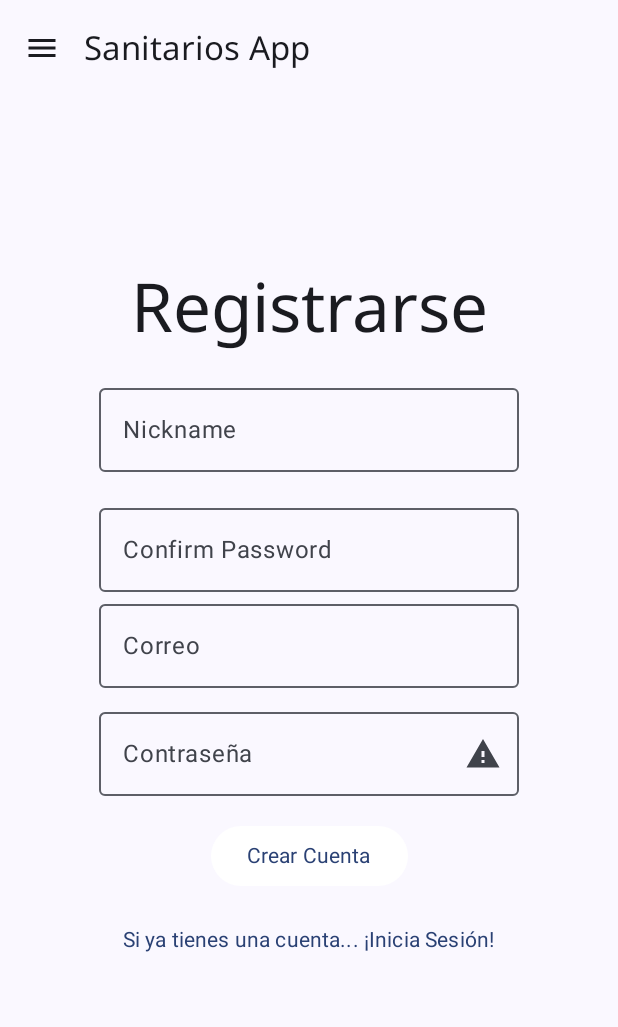
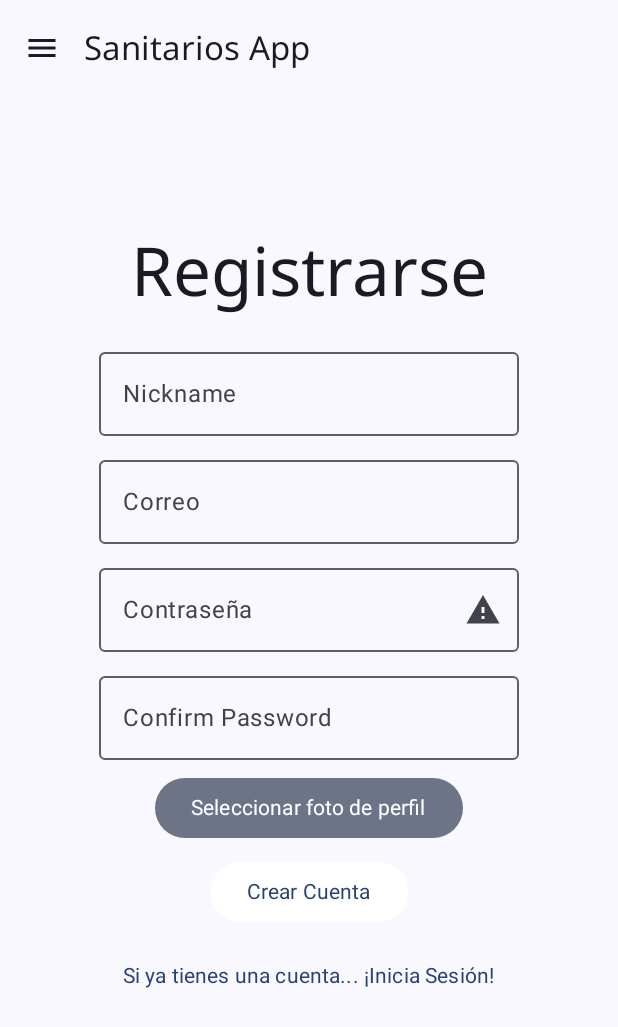
Before and after one commit to jorgeesg26/TFGPacoSalgueroMovil, an Android app built with Jetpack Compose: the screen it shows after launch (MainActivity), after a tap on "Si no tienes una cuenta... ¡Regístrate!", on a phone screen of 412 x 824 dp. Shown: the top 1027 px of the screen. Run offline under Robolectric (Android 15) with nearby library versions, the phone set to English and light mode, and no system bars; Roboto replaces fonts that are not available here.

Commit message:
registro funcional tambien

```diff
--- a/TFG_Movil/app/src/main/java/com/example/tfg_movil/views/Register.kt
+++ b/TFG_Movil/app/src/main/java/com/example/tfg_movil/views/Register.kt
@@ -1,37 +1,23 @@
 package com.example.tfg_movil.views
 
+import android.net.Uri
 import android.widget.Toast
-import androidx.compose.foundation.layout.Arrangement
-import androidx.compose.foundation.layout.Column
-import androidx.compose.foundation.layout.Spacer
-import androidx.compose.foundation.layout.fillMaxSize
-import androidx.compose.foundation.layout.height
+import androidx.activity.compose.rememberLauncherForActivityResult
+import androidx.activity.result.contract.ActivityResultContracts
+import androidx.compose.foundation.layout.*
 import androidx.compose.material.icons.Icons
 import androidx.compose.material.icons.filled.Lock
 import androidx.compose.material.icons.filled.Warning
-import androidx.compose.material3.Button
-import androidx.compose.material3.ButtonDefaults
-import androidx.compose.material3.Icon
-import androidx.compose.material3.IconButton
-import androidx.compose.material3.MaterialTheme
-import androidx.compose.material3.OutlinedTextField
-import androidx.compose.material3.Text
-import androidx.compose.material3.TextButton
-import androidx.compose.runtime.Composable
-import androidx.compose.runtime.LaunchedEffect
-import androidx.compose.runtime.collectAsState
-import androidx.compose.runtime.getValue
-import androidx.compose.runtime.mutableStateOf
-import androidx.compose.runtime.remember
-import androidx.compose.runtime.setValue
+import androidx.compose.material3.*
+import androidx.compose.runtime.*
 import androidx.compose.ui.Alignment
-import androidx.navigation.NavController
 import androidx.compose.ui.Modifier
 import androidx.compose.ui.platform.LocalContext
 import androidx.compose.ui.res.stringResource
 import androidx.compose.ui.text.input.PasswordVisualTransformation
 import androidx.compose.ui.text.input.VisualTransformation
 import androidx.compose.ui.unit.dp
+import androidx.navigation.NavController
 import com.example.tfg_movil.R
 import com.example.tfg_movil.model.authentication.classes.AuthState
 import com.example.tfg_movil.model.navigation.RutasNavegacion
@@ -42,12 +28,16 @@ fun Register(viewModelAuth: ViewModelAuth, navController: NavController) {
     val context = LocalContext.current
     var email by remember { mutableStateOf("") }
     var password by remember { mutableStateOf("") }
-    var user_id by remember { mutableStateOf("") }
     var passwordVisible by remember { mutableStateOf(false) }
-    val authState by viewModelAuth.authState.collectAsState()
     var nickname by remember { mutableStateOf("") }
     var confirmPassword by remember { mutableStateOf("") }
-    var profilePhotoUri by remember { mutableStateOf<android.net.Uri?>(null) }
+    var profilePhotoUri by remember { mutableStateOf<Uri?>(null) }
+    val authState by viewModelAuth.authState.collectAsState()
+
+    // Launcher para seleccionar la imagen
+    val launcher = rememberLauncherForActivityResult(ActivityResultContracts.GetContent()) { uri: Uri? ->
+        profilePhotoUri = uri
+    }
 
     LaunchedEffect(authState) {
         when (authState) {
@@ -60,9 +50,8 @@ fun Register(viewModelAuth: ViewModelAuth, navController: NavController) {
         }
     }
 
-
     Column(
-        modifier = Modifier.fillMaxSize(),
+        modifier = Modifier.fillMaxSize().padding(24.dp),
         verticalArrangement = Arrangement.Center,
         horizontalAlignment = Alignment.CenterHorizontally
     ) {
@@ -72,18 +61,15 @@ fun Register(viewModelAuth: ViewModelAuth, navController: NavController) {
         )
 
         Spacer(modifier = Modifier.height(16.dp))
+
         OutlinedTextField(
             value = nickname,
             onValueChange = { nickname = it },
             label = { Text("Nickname") }
         )
-        Spacer(modifier = Modifier.height(16.dp))
-        OutlinedTextField(
-            value = confirmPassword,
-            onValueChange = { confirmPassword = it },
-            label = { Text("Confirm Password") },
-            visualTransformation = PasswordVisualTransformation()
-        )
+
+        Spacer(modifier = Modifier.height(8.dp))
+
         OutlinedTextField(
             value = email,
             onValueChange = { email = it },
@@ -111,18 +97,39 @@ fun Register(viewModelAuth: ViewModelAuth, navController: NavController) {
             }
         )
 
-        Spacer(modifier = Modifier.height(16.dp))
+        Spacer(modifier = Modifier.height(8.dp))
+
+        OutlinedTextField(
+            value = confirmPassword,
+            onValueChange = { confirmPassword = it },
+            label = { Text("Confirm Password") },
+            visualTransformation = PasswordVisualTransformation()
+        )
+
+        Spacer(modifier = Modifier.height(8.dp))
+
+        Button(
+            onClick = { launcher.launch("image/*") },
+            colors = ButtonDefaults.buttonColors(containerColor = MaterialTheme.colorScheme.secondaryContainer)
+        ) {
+            Text("Seleccionar foto de perfil")
+        }
+
+        Spacer(modifier = Modifier.height(8.dp))
 
         Button(
             onClick = {
-                profilePhotoUri?.let { uri ->
+                if (profilePhotoUri != null) {
                     viewModelAuth.signUp(
                         nickname,
                         email,
                         password,
                         confirmPassword,
-                        uri,
-                        context.contentResolver                     )
+                        profilePhotoUri!!,
+                        context.contentResolver
+                    )
+                } else {
+                    Toast.makeText(context, "Selecciona una foto de perfil", Toast.LENGTH_SHORT).show()
                 }
             },
             enabled = authState != AuthState.Loading,
```
